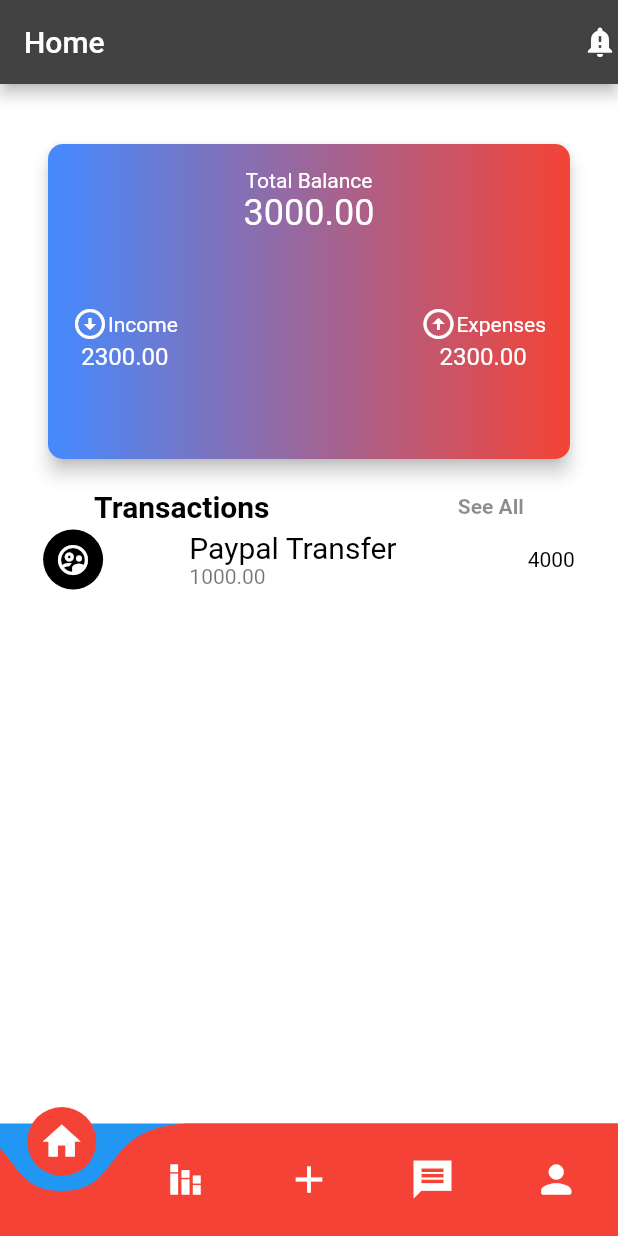
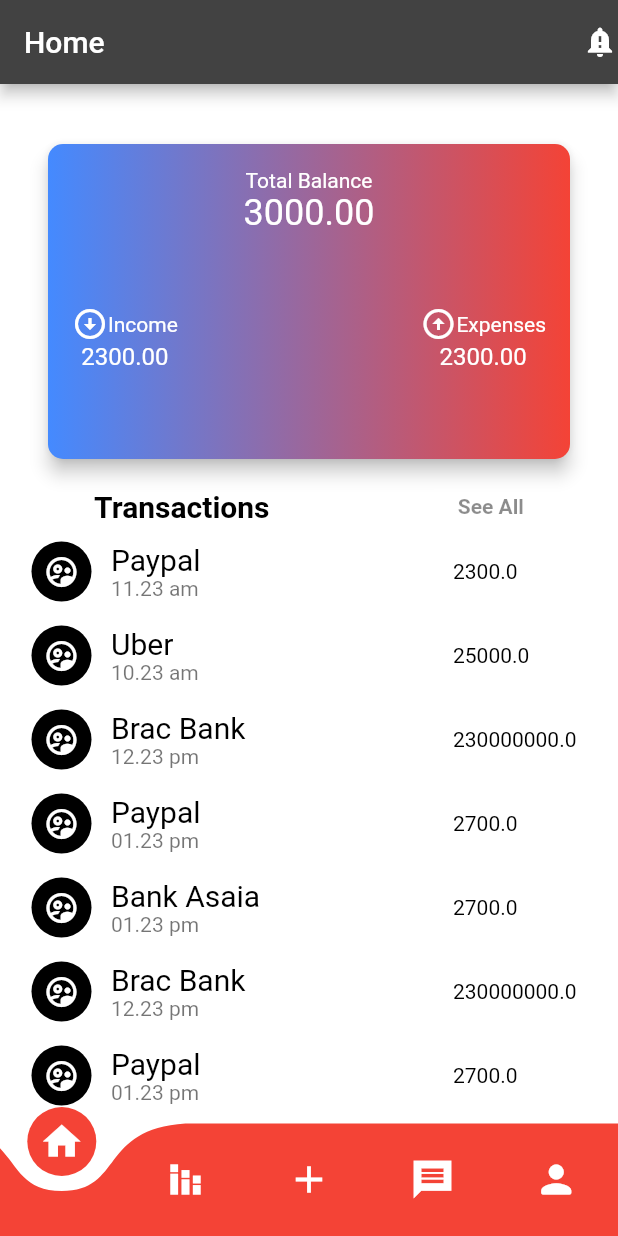
Before and after one commit to Sabekur-reza17/track_my_spend, a Flutter app: the HomeScreen screen opened directly, on a phone screen of 412 x 824 dp. Run offline on Flutter 3.47's test engine with Material 2 defaults, Android fonts, the light colour scheme and no system bars; drawn by our look-alikes of curved_navigation_bar.

Commit message:
home page ui done

```diff
--- /dev/null
+++ b/lib/features/home/data/models/Transcation.dart
@@ -0,0 +1,12 @@
+class Transcation {
+  final String transIconUrl;
+  final String transactionName;
+  final double amount;
+  final String transcationTime;
+
+  Transcation(
+      {required this.transIconUrl,
+      required this.transactionName,
+      required this.amount,
+      required this.transcationTime});
+}
--- a/lib/features/home/presentation/home_screen.dart
+++ b/lib/features/home/presentation/home_screen.dart
@@ -1,6 +1,6 @@
 import 'package:flutter/material.dart';
 import 'package:curved_navigation_bar/curved_navigation_bar.dart';
-
+import 'package:track_my_spend/features/home/data/models/Transcation.dart';
 
 class HomeScreen extends StatefulWidget {
   const HomeScreen({Key? key}) : super(key: key);
@@ -10,6 +10,49 @@ class HomeScreen extends StatefulWidget {
 }
 
 class _HomeScreenState extends State<HomeScreen> {
+  final transcationList = [
+    Transcation(
+        transIconUrl: "image_ulr",
+        transactionName: "Paypal",
+        amount: 2300.00,
+        transcationTime: "11.23 am"),
+    Transcation(
+        transIconUrl: "image_ulr",
+        transactionName: "Uber",
+        amount: 25000.00,
+        transcationTime: "10.23 am"),
+    Transcation(
+        transIconUrl: "image_ulr",
+        transactionName: "Brac Bank",
+        amount: 230000000.00,
+        transcationTime: "12.23 pm"),
+    Transcation(
+        transIconUrl: "image_ulr",
+        transactionName: "Paypal",
+        amount: 2700.00,
+        transcationTime: "01.23 pm"),
+    Transcation(
+        transIconUrl: "image_ulr",
+        transactionName: "Bank Asaia",
+        amount: 2700.00,
+        transcationTime: "01.23 pm"),
+    Transcation(
+        transIconUrl: "image_ulr",
+        transactionName: "Brac Bank",
+        amount: 230000000.00,
+        transcationTime: "12.23 pm"),
+    Transcation(
+        transIconUrl: "image_ulr",
+        transactionName: "Paypal",
+        amount: 2700.00,
+        transcationTime: "01.23 pm"),
+    Transcation(
+        transIconUrl: "image_ulr",
+        transactionName: "Bank Asaia",
+        amount: 2700.00,
+        transcationTime: "01.23 pm"),
+  ];
+
   @override
   Widget build(BuildContext context) {
     return Scaffold(
@@ -128,55 +171,80 @@ class _HomeScreenState extends State<HomeScreen> {
                 ),
               ],
             ),
-            Row(
+            ListView.builder(
+                itemCount: transcationList.length,
+                shrinkWrap: true,
+                physics: const ScrollPhysics(),
+                scrollDirection: Axis.vertical,
+                itemBuilder: (context, index) {
+                  return Padding(
+                    padding: const EdgeInsets.all(8.0),
+                    child: Row(
                       mainAxisAlignment: MainAxisAlignment.spaceAround,
                       children: [
-                const CircleAvatar(
+                        const Expanded(
+                          flex:1,
+                          child: CircleAvatar(
                             child: Icon(
                               Icons.supervised_user_circle_outlined,
                               size: 24,
                             ),
                           ),
-                Column(
+                        ),
+                        Expanded(
+                          flex: 3,
+                          child: Column(
                             mainAxisAlignment: MainAxisAlignment.start,
                             crossAxisAlignment: CrossAxisAlignment.start,
-                  children: const [
+                            children: [
                               Text(
-                      'Paypal Transfer',
-                      style: TextStyle(fontSize: 20, color: Colors.black),
+                                transcationList[index].transactionName,
+                                style: const TextStyle(
+                                    fontSize: 20, color: Colors.black),
                               ),
                               Text(
-                      '1000.00',
-                      style:
-                      TextStyle(fontSize: 14, color: Colors.black54),
+                                transcationList[index].transcationTime,
+                                style: const TextStyle(
+                                    fontSize: 14, color: Colors.black54),
                               ),
                             ],
                           ),
-                const Padding(
-                  padding: EdgeInsets.only(left: 30),
+                        ),
+                        Expanded(
+                          flex: 2,
+                          child: Padding(
+                            padding: const EdgeInsets.only(left: 30),
                             child: Text(
-                    '4000',
-                    style: TextStyle(color: Colors.black),
+                              '${transcationList[index].amount}',
+                              overflow: TextOverflow.ellipsis,
+                              style: const TextStyle(color: Colors.black),
+                            ),
                           ),
                         )
                       ],
-            )
+                    ),
+                  );
+                }),
+            const SizedBox(
+              height: 16,
+            ),
           ],
         ),
       ),
       bottomNavigationBar: CurvedNavigationBar(
-        backgroundColor: Colors.blue,
+        backgroundColor: Colors.white,
         color: Colors.red,
         items: const [
-          Icon(Icons.home,size: 30,),
-          Icon(Icons.stacked_bar_chart,size: 30),
-          Icon(Icons.add,size: 30),
-          Icon(Icons.message_sharp,size: 30),
-          Icon(Icons.person_rounded,size: 30 ),
+          Icon(
+            Icons.home,
+            size: 30,
+          ),
+          Icon(Icons.stacked_bar_chart, size: 30),
+          Icon(Icons.add, size: 30),
+          Icon(Icons.message_sharp, size: 30),
+          Icon(Icons.person_rounded, size: 30),
         ],
-        onTap: (index){
-
-        },
+        onTap: (index) {},
       ),
     );
   }
```
Lines whose indentation alone changed are shown as unchanged.
